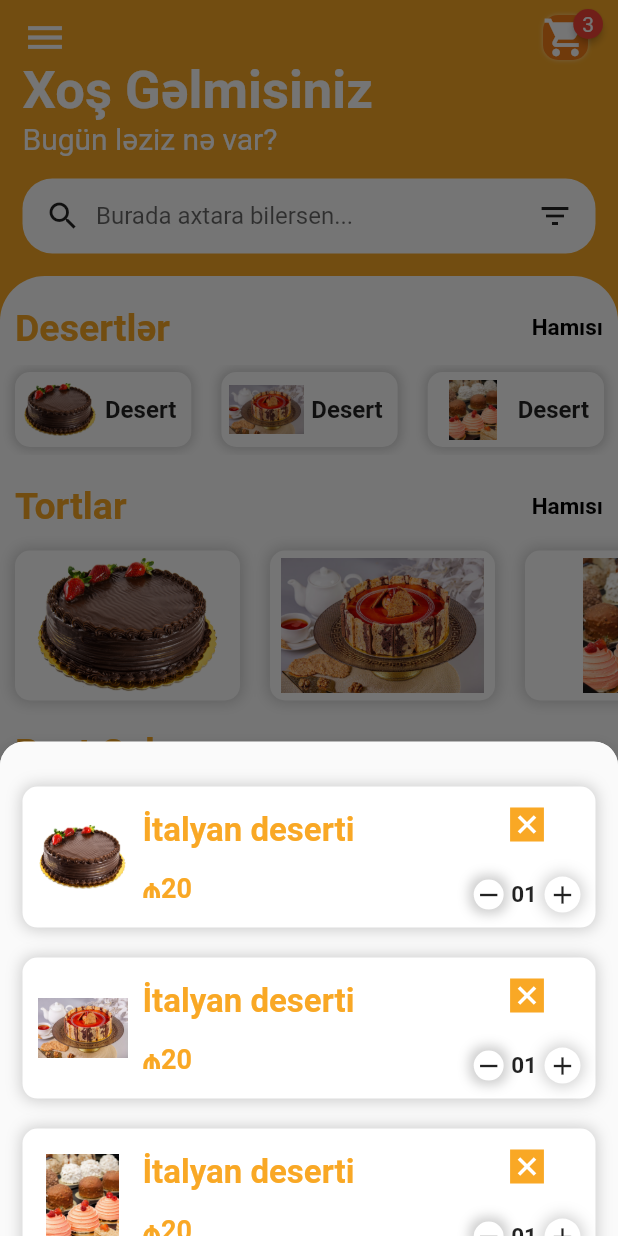
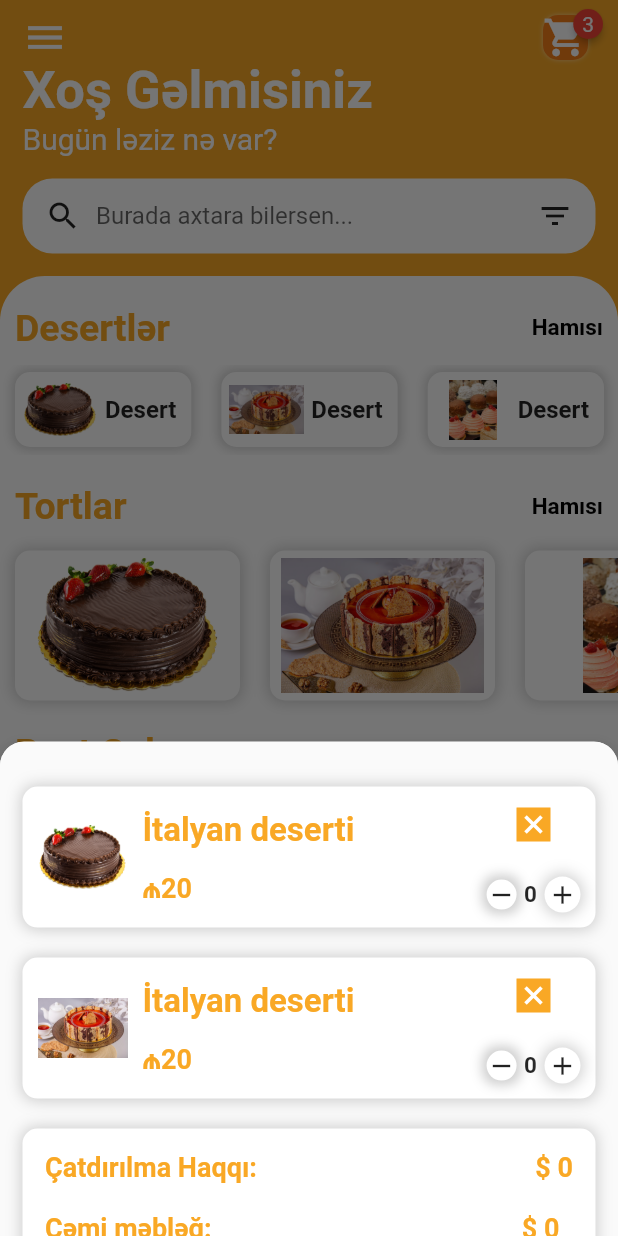
Before and after one commit to Surayya-code/deliveryApp, a Flutter app: the screen it shows after launch, after a tap on "Alış-verişə Başla", after a tap on the "shopping cart" icon, on a phone screen of 412 x 824 dp. Run offline on Flutter 3.47's test engine with Material 2 defaults, Android fonts, the light colour scheme and no system bars; drawn by our look-alikes of badges, sliding_sheet.

Commit message:
incrProducts

```diff
--- a/grocery_delivery_app/lib/main.dart
+++ b/grocery_delivery_app/lib/main.dart
@@ -1,8 +1,10 @@
 import 'package:flutter/material.dart';
 import 'package:grocery_delivery_app/presentation/screens/home/home_screen.dart';
 import 'package:grocery_delivery_app/presentation/screens/item/item_screen.dart';
+import 'package:provider/provider.dart';
 
 import 'presentation/screens/splash/splash_screen.dart';
+import 'provider/product_cart_sheet.dart';
 
 void main() {
   runApp(const MyApp());
@@ -11,10 +13,10 @@ void main() {
 class MyApp extends StatelessWidget {
   const MyApp({super.key});
 
-  // This widget is the root of your application.
   @override
   Widget build(BuildContext context) {
-    return MaterialApp(
+    return ChangeNotifierProvider(create: (_)=>ProductCartSheet(),
+      child: MaterialApp(
         debugShowCheckedModeBanner: false,
         title: 'Flutter Demo',
         theme: ThemeData(
@@ -25,6 +27,7 @@ class MyApp extends StatelessWidget {
           "itemPage":(context) =>const ItemScreen(),
         },
        //home: const SplashScreen(),
+      ),
     );
   }
 }
--- a/grocery_delivery_app/lib/presentation/widgets/bottom_cart_sheet.dart
+++ b/grocery_delivery_app/lib/presentation/widgets/bottom_cart_sheet.dart
@@ -1,4 +1,7 @@
 import 'package:flutter/material.dart';
+import 'package:provider/provider.dart';
+
+import '../../provider/product_cart_sheet.dart';
 
 class BottomCartSheet extends StatelessWidget {
   const BottomCartSheet({super.key});
@@ -17,7 +20,7 @@ class BottomCartSheet extends StatelessWidget {
               child: SingleChildScrollView(
                 child: Column(
                   children: [
-                    for (int i = 1; i < 8; i++)
+                    for (int i = 1; i < 3; i++)
                       Container(
                         margin: const EdgeInsets.symmetric(
                             vertical: 10, horizontal: 15),
@@ -104,19 +107,28 @@ class BottomCartSheet extends StatelessWidget {
                                               ),
                                             ],
                                           ),
+                                          child: InkWell(
+                                            onTap: (){
+                                              context.read<ProductCartSheet>().decrProductCount();
+                                            },
                                             child: const Icon(
                                               Icons.remove,
                                               size: 20,
                                             ),
                                           ),
+                                        ),
                                         Container(
                                           margin: const EdgeInsets.symmetric(
                                               horizontal: 5),
-                                          child: const Text(
-                                            "01",
-                                            style: TextStyle(
+                                          child: Consumer<ProductCartSheet>(
+                                            builder: (context,prCount,child) {
+                                              return  Text(
+                                                "${prCount.productCount}",//0
+                                                style:const TextStyle(
                                                     fontSize: 15,
                                                     fontWeight: FontWeight.bold),
+                                              );
+                                            }
                                           ),
                                         ),
                                         Container(
@@ -134,9 +146,15 @@ class BottomCartSheet extends StatelessWidget {
                                               ),
                                             ],
                                           ),
+                                          child: GestureDetector(
+                                            onTap: (){
+                                              Provider.of<ProductCartSheet>(context, listen: false).incrProductCount();
+                                              //context.read<ProductCartSheet>().incrProductCount();
+                                            },
                                             child: const Icon(
                                               Icons.add,
                                               size: 20,
+                                            ),
                                           ),
                                         ),
                                       ],
@@ -172,12 +190,16 @@ class BottomCartSheet extends StatelessWidget {
                                     fontSize: 18,
                                     fontWeight: FontWeight.bold),
                               ),
-                              Text(
-                                "\$10 ",
+                              Consumer<ProductCartSheet>(
+                                builder: (context,product,child) {
+                                  return Text(
+                                    " \$ ${product.productCount}",
                                     style: TextStyle(
                                         color: Colors.yellow.shade800,
                                         fontSize: 18,
                                         fontWeight: FontWeight.bold),
+                                  );
+                                }
                               )
                             ],
                           ),
@@ -188,18 +210,22 @@ class BottomCartSheet extends StatelessWidget {
                             mainAxisAlignment: MainAxisAlignment.spaceBetween,
                             children: [
                               Text(
-                                "Cəmi məbləğ: ",
+                                "Cəmi məbləğ:   ",
                                 style: TextStyle(
                                     color: Colors.yellow.shade800,
                                     fontSize: 18,
                                     fontWeight: FontWeight.bold),
                               ),
-                              Text(
-                                "\$18 ",
+                              Consumer<ProductCartSheet>(
+                                builder: (context,product,child) {
+                                  return Text(
+                                    "\$ ${product.productCount*product.productCount}  ",
                                     style: TextStyle(
                                         color: Colors.yellow.shade800,
                                         fontSize: 18,
                                         fontWeight: FontWeight.bold),
+                                  );
+                                }
                               )
                             ],
                           ),
--- /dev/null
+++ b/grocery_delivery_app/lib/provider/product_cart_sheet.dart
@@ -0,0 +1,19 @@
+import 'package:flutter/cupertino.dart';
+
+class ProductCartSheet extends ChangeNotifier{
+  int _productCount=0;
+  int get productCount=> _productCount;
+
+  void incrProductCount(){
+   _productCount++;
+    notifyListeners();
+  }
+   void decrProductCount(){
+   _productCount--;
+    notifyListeners();
+  }
+
+  // void removeProduct(){
+  //   productCount.remove;
+  // }
+}
--- a/grocery_delivery_app/pubspec.yaml
+++ b/grocery_delivery_app/pubspec.yaml
@@ -38,6 +38,7 @@ dependencies:
   cupertino_icons: ^1.0.2
   badges: ^2.0.3
   sliding_sheet: ^0.5.2
+  provider: ^6.0.5
 
 dev_dependencies:
   flutter_test:
```
Also changed, not shown: grocery_delivery_app/assets/proj_images/img_1.png (added), grocery_delivery_app/assets/proj_images/img_2.png (added), grocery_delivery_app/assets/proj_images/img_3.png (added), grocery_delivery_app/pubspec.lock. Lines whose indentation alone changed are shown as unchanged.
